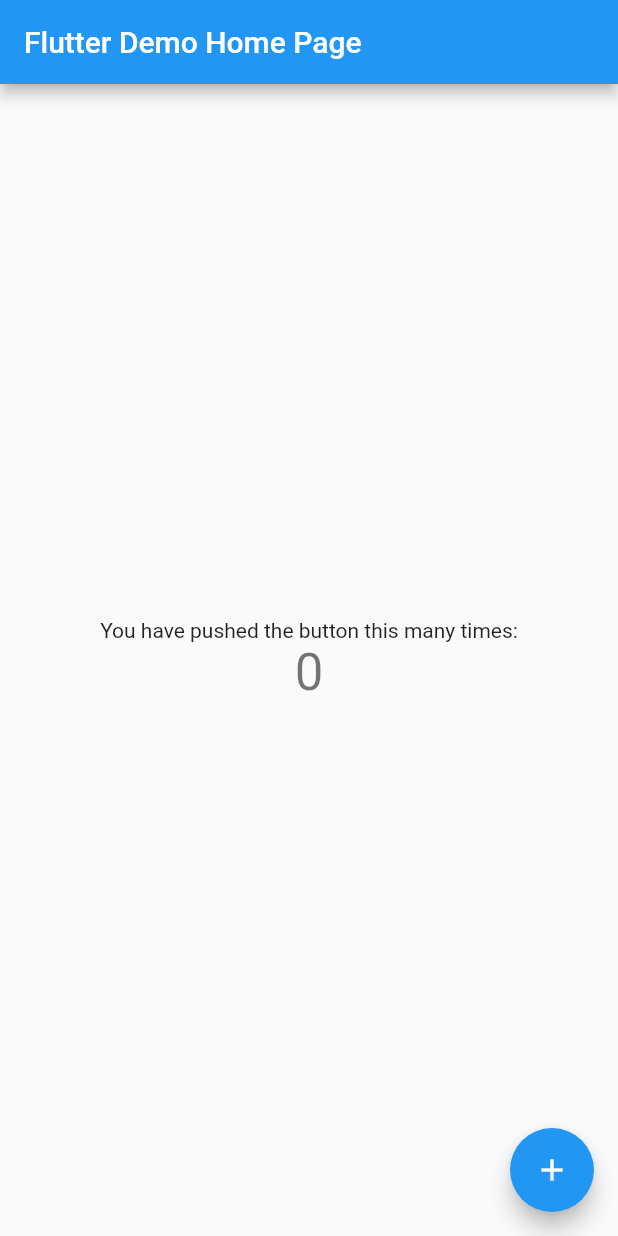
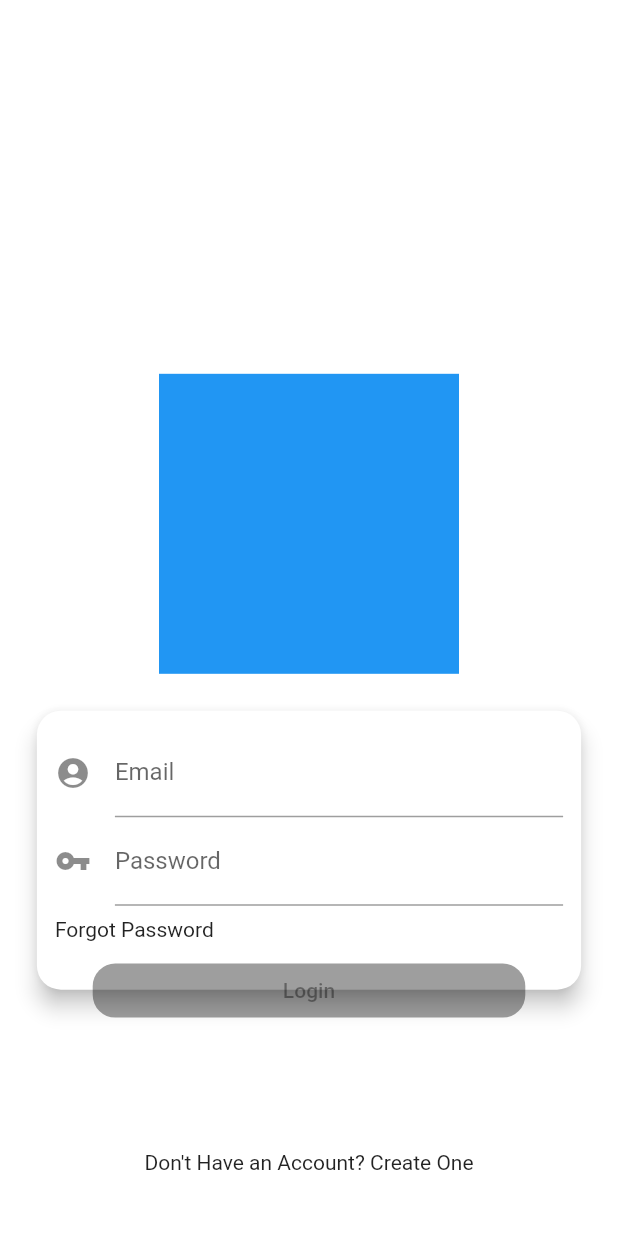
Before and after one commit to Kimsihwan/firebase_auth_login_practice, a Flutter app: the screen it shows after launch, on a phone screen of 412 x 824 dp. Run offline on Flutter 3.47's test engine with Material 2 defaults, Android fonts, the phone set to English and light mode, and no system bars.

Commit message:
로그인 화면 디자인 개발 중

```diff
--- a/lib/main.dart
+++ b/lib/main.dart
@@ -1,111 +1,17 @@
+import 'package:firebase_auth_login/screens/login.dart';
 import 'package:flutter/material.dart';
 
-void main() => runApp(MyApp());
+//void main() {
+//  return runApp(MyApp());
+//}
+
+void main() => runApp(MyApp()); // 위에 메소드랑 똑같음
 
 class MyApp extends StatelessWidget {
-  // This widget is the root of your application.
   @override
   Widget build(BuildContext context) {
     return MaterialApp(
-      title: 'Flutter Demo',
-      theme: ThemeData(
-        // This is the theme of your application.
-        //
-        // Try running your application with "flutter run". You'll see the
-        // application has a blue toolbar. Then, without quitting the app, try
-        // changing the primarySwatch below to Colors.green and then invoke
-        // "hot reload" (press "r" in the console where you ran "flutter run",
-        // or simply save your changes to "hot reload" in a Flutter IDE).
-        // Notice that the counter didn't reset back to zero; the application
-        // is not restarted.
-        primarySwatch: Colors.blue,
-      ),
-      home: MyHomePage(title: 'Flutter Demo Home Page'),
+      home: AuthPage(),
     );
   }
 }
-
-class MyHomePage extends StatefulWidget {
-  MyHomePage({Key key, this.title}) : super(key: key);
-
-  // This widget is the home page of your application. It is stateful, meaning
-  // that it has a State object (defined below) that contains fields that affect
-  // how it looks.
-
-  // This class is the configuration for the state. It holds the values (in this
-  // case the title) provided by the parent (in this case the App widget) and
-  // used by the build method of the State. Fields in a Widget subclass are
-  // always marked "final".
-
-  final String title;
-
-  @override
-  _MyHomePageState createState() => _MyHomePageState();
-}
-
-class _MyHomePageState extends State<MyHomePage> {
-  int _counter = 0;
-
-  void _incrementCounter() {
-    setState(() {
-      // This call to setState tells the Flutter framework that something has
-      // changed in this State, which causes it to rerun the build method below
-      // so that the display can reflect the updated values. If we changed
-      // _counter without calling setState(), then the build method would not be
-      // called again, and so nothing would appear to happen.
-      _counter++;
-    });
-  }
-
-  @override
-  Widget build(BuildContext context) {
-    // This method is rerun every time setState is called, for instance as done
-    // by the _incrementCounter method above.
-    //
-    // The Flutter framework has been optimized to make rerunning build methods
-    // fast, so that you can just rebuild anything that needs updating rather
-    // than having to individually change instances of widgets.
-    return Scaffold(
-      appBar: AppBar(
-        // Here we take the value from the MyHomePage object that was created by
-        // the App.build method, and use it to set our appbar title.
-        title: Text(widget.title),
-      ),
-      body: Center(
-        // Center is a layout widget. It takes a single child and positions it
-        // in the middle of the parent.
-        child: Column(
-          // Column is also a layout widget. It takes a list of children and
-          // arranges them vertically. By default, it sizes itself to fit its
-          // children horizontally, and tries to be as tall as its parent.
-          //
-          // Invoke "debug painting" (press "p" in the console, choose the
-          // "Toggle Debug Paint" action from the Flutter Inspector in Android
-          // Studio, or the "Toggle Debug Paint" command in Visual Studio Code)
-          // to see the wireframe for each widget.
-          //
-          // Column has various properties to control how it sizes itself and
-          // how it positions its children. Here we use mainAxisAlignment to
-          // center the children vertically; the main axis here is the vertical
-          // axis because Columns are vertical (the cross axis would be
-          // horizontal).
-          mainAxisAlignment: MainAxisAlignment.center,
-          children: <Widget>[
-            Text(
-              'You have pushed the button this many times:',
-            ),
-            Text(
-              '$_counter',
-              style: Theme.of(context).textTheme.display1,
-            ),
-          ],
-        ),
-      ),
-      floatingActionButton: FloatingActionButton(
-        onPressed: _incrementCounter,
-        tooltip: 'Increment',
-        child: Icon(Icons.add),
-      ), // This trailing comma makes auto-formatting nicer for build methods.
-    );
-  }
-}
--- /dev/null
+++ b/lib/screens/login.dart
@@ -0,0 +1,99 @@
+import 'package:flutter/material.dart';
+
+class AuthPage extends StatelessWidget {
+  final GlobalKey<FormState> _formKey = GlobalKey<FormState>();
+  final TextEditingController _emailController = TextEditingController();
+  final TextEditingController _passwordController = TextEditingController();
+
+  @override
+  Widget build(BuildContext context) {
+    final Size size = MediaQuery.of(context).size;
+    return Scaffold(
+        body: Stack(
+      alignment: Alignment.center,
+      children: <Widget>[
+        Container(
+          color: Colors.white,
+        ),
+        Column(
+          crossAxisAlignment: CrossAxisAlignment.center,
+          mainAxisAlignment: MainAxisAlignment.end,
+          children: <Widget>[
+            Container(
+              width: 200,
+              height: 200,
+              color: Colors.blue,
+            ),
+            Stack(
+              children: <Widget>[
+                _inputFrom(size),
+                Positioned(
+                  left: size.width * 0.15,
+                  right: size.width * 0.15,
+                  bottom: 0,
+                  child: RaisedButton(
+                    child: Text('Login'),
+                    color: Colors.blue,
+                    shape: RoundedRectangleBorder(
+                        borderRadius: BorderRadius.circular(15)),
+                    onPressed: null,
+                  ),
+                ),
+              ],
+            ),
+            Container(
+              height: size.height * 0.1,
+            ),
+            Text("Don't Have an Account? Create One"),
+            Container(
+              height: size.height * 0.05,
+            )
+          ],
+        )
+      ],
+    ));
+  }
+
+  Widget _inputFrom(Size size) {
+    return Padding(
+      padding: EdgeInsets.all(size.width * 0.05),
+      child: Card(
+        shape: RoundedRectangleBorder(borderRadius: BorderRadius.circular(16)),
+        elevation: 6,
+        child: Padding(
+          padding: EdgeInsets.only(left: 12.0, right: 12, top: 12, bottom: 32),
+          child: Form(
+            key: _formKey,
+            child: Column(
+              crossAxisAlignment: CrossAxisAlignment.start,
+              children: <Widget>[
+                TextFormField(
+                  controller: _emailController,
+                  decoration: InputDecoration(
+                      icon: Icon(Icons.account_circle), labelText: 'Email'),
+                  validator: (String value) {
+                    if (value.isEmpty) return 'Please input correct Email.';
+                    return null;
+                  },
+                ),
+                TextFormField(
+                  controller: _passwordController,
+                  decoration: InputDecoration(
+                      icon: Icon(Icons.vpn_key), labelText: 'Password'),
+                  validator: (String value) {
+                    if (value.isEmpty) return 'Please input correct Password.';
+                    return null;
+                  },
+                ),
+                Container(
+                  height: 8,
+                ),
+                Text("Forgot Password"),
+              ],
+            ),
+          ),
+        ),
+      ),
+    );
+  }
+}
```
Also changed, not shown: 1 other file.
